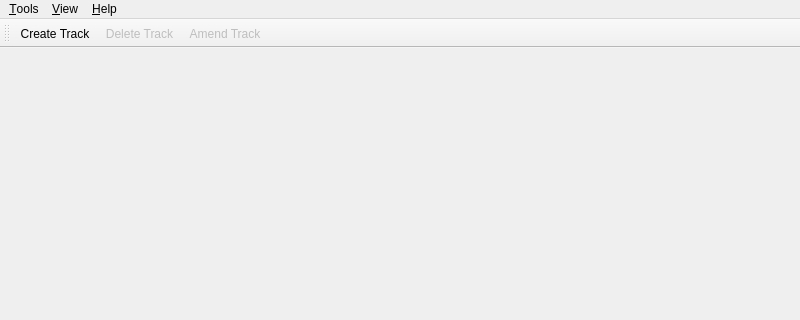
First picture: the form in sealtk/noaa/gui/Window.ui, repository Kitware/seal-tk, before the edit; both pictures show x 0 to 800 and y 0 to 320 of the 800 by 600 pixel window.
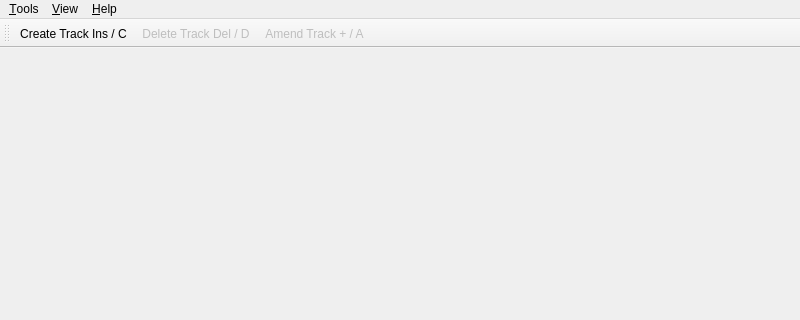
Second picture: the form after the edit. Icons and pictures are not drawn. Custom widgets are drawn as their Qt base class.

Commit message:
Show both shortcuts on menu
Tweak the NOAA UI so that the menus show both shortcuts for the "main"
track-related actions. This is very much something of a hack as it
relies on an (AFAIK) undocumented feature where anything following a tab
character in an action's text overrides what is shown for the action's
shortcut. This also means that the text has to be kept in sync with the
actual shortcuts, but this seems worth it for the UX improvement.

What changed in the file:
```diff
--- a/sealtk/noaa/gui/Window.ui
+++ b/sealtk/noaa/gui/Window.ui
@@ -169,7 +169,7 @@
     <iconset theme="list-add"/>
    </property>
    <property name="text">
-    <string>&amp;Create Track</string>
+    <string>&amp;Create Track&#9;Ins / C</string>
    </property>
    <property name="shortcut">
     <string>Ins</string>
@@ -183,7 +183,7 @@
     <iconset theme="list-remove"/>
    </property>
    <property name="text">
-    <string>&amp;Delete Track</string>
+    <string>&amp;Delete Track&#9;Del / D</string>
    </property>
    <property name="shortcut">
     <string>Del</string>
@@ -230,7 +230,7 @@
     <iconset theme="edit-amend"/>
    </property>
    <property name="text">
-    <string>&amp;Amend Track</string>
+    <string>&amp;Amend Track&#9;+ / A</string>
    </property>
    <property name="shortcut">
     <string>+</string>
```
